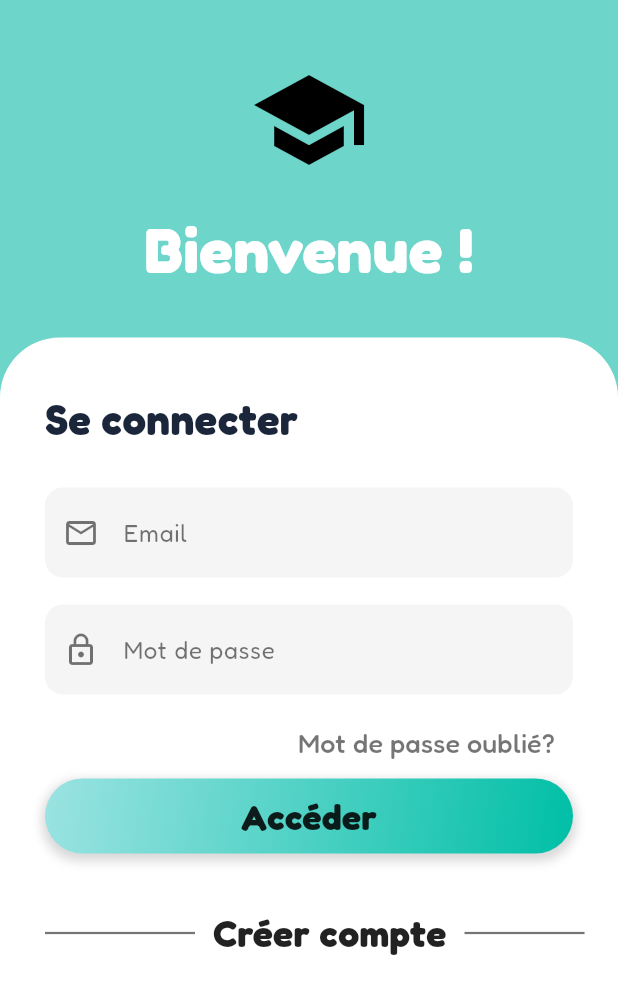
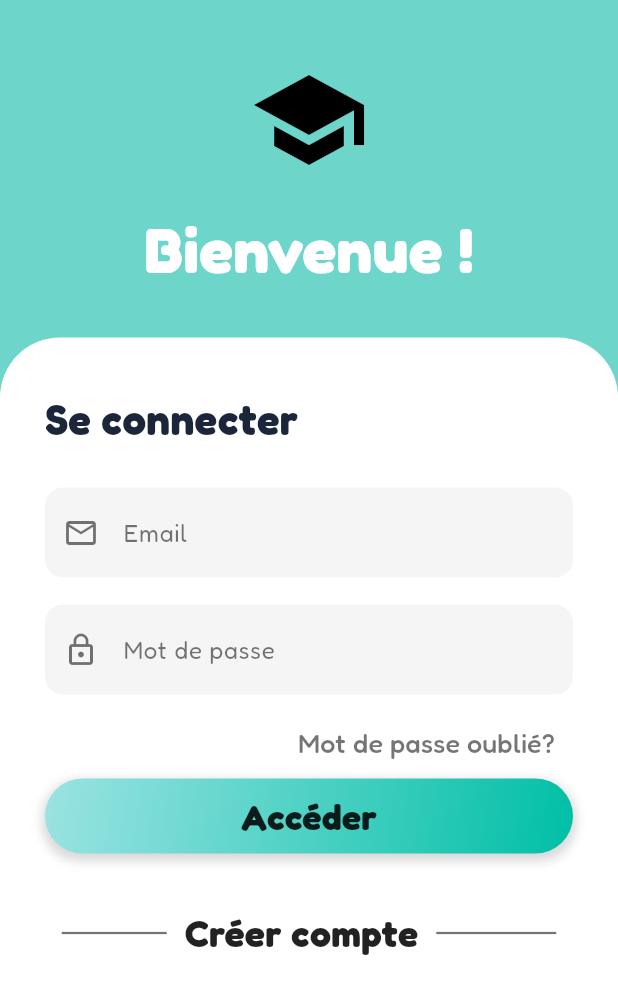
Before and after one commit to MeriemGdara/attendoProject, a Flutter app: the ConnexionPage screen opened by its route, on a phone screen of 412 x 824 dp. Shown: the top 994 px of the screen. Run offline on Flutter 3.47's test engine with Material 3 defaults, Android fonts, the phone set to English and light mode, and no system bars; our stand-ins replace firebase_auth, firebase_core, google_fonts, video_player; accounts and stored records are empty; generated files the repository leaves out were written again.

Commit message:
commit 1

```diff
--- a/lib/connexion_page.dart
+++ b/lib/connexion_page.dart
@@ -179,7 +179,7 @@ class _ConnexionPageState extends State<ConnexionPage> {
                       Row(
                         mainAxisAlignment: MainAxisAlignment.center,
                         children: [
-                          Container(width: 100, height: 1.5, color: Colors.black54),
+                          Container(width: 70, height: 1.5, color: Colors.black54),
                           Padding(
                             padding: const EdgeInsets.symmetric(horizontal: 12),
                             child: GestureDetector(
```
Also changed, not shown: pubspec.yaml (+4 -4 lines), pubspec.lock.
